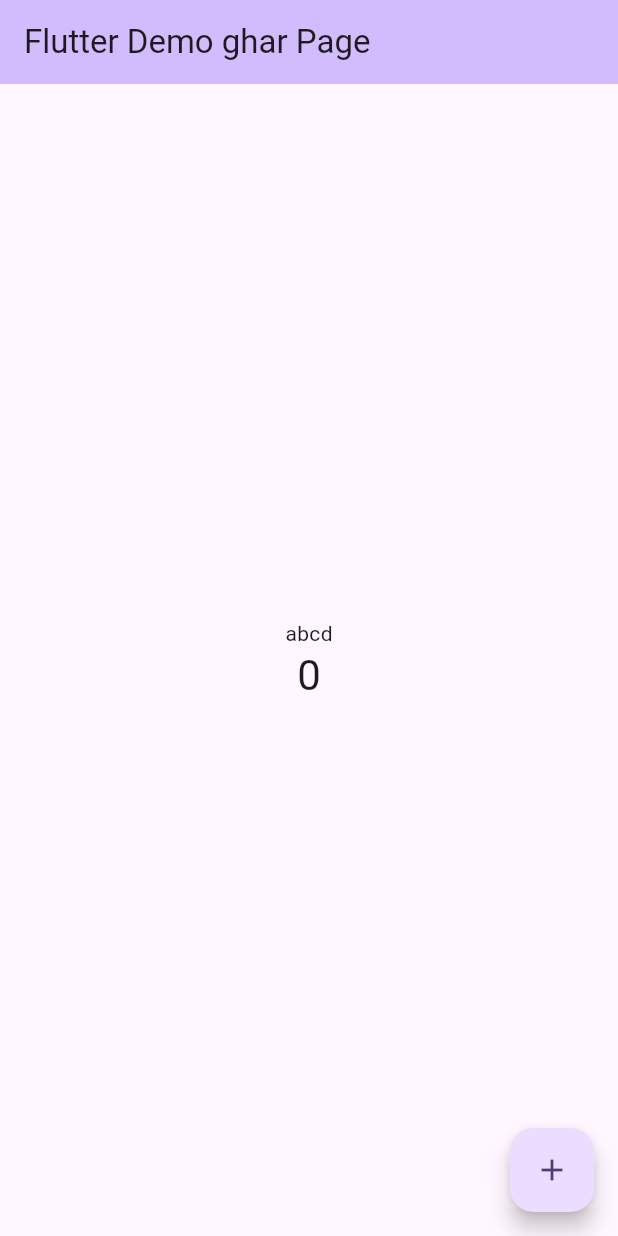
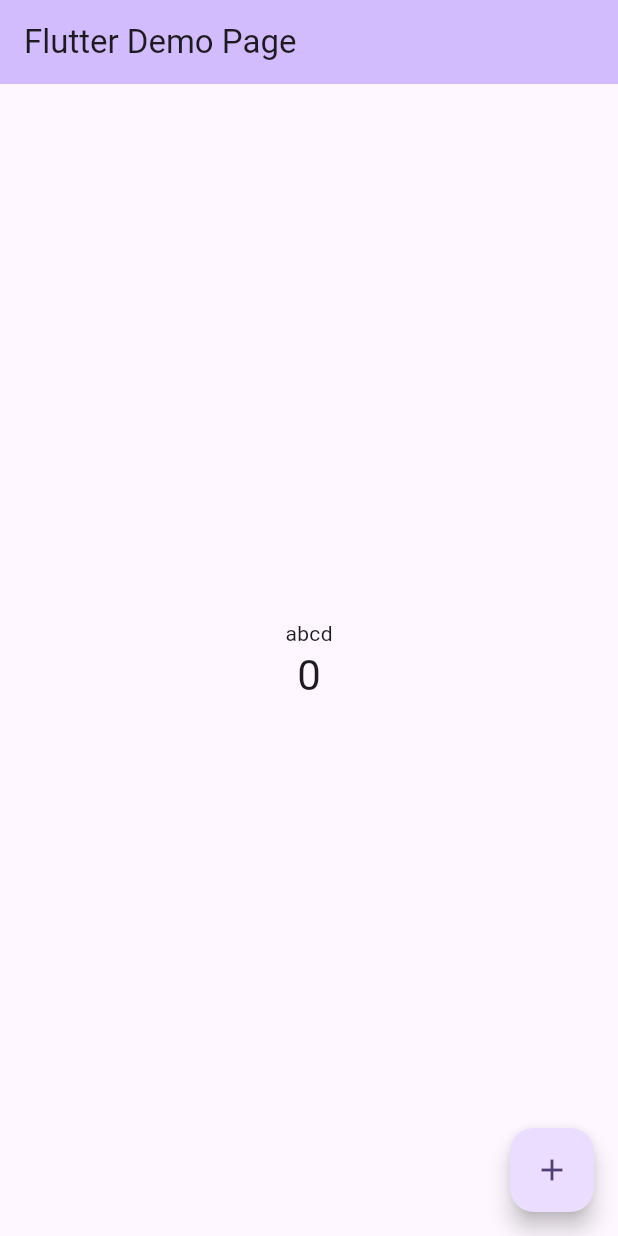
Before and after one commit to projectdoon/doonproject, a Flutter app: the screen it shows after launch, on a phone screen of 412 x 824 dp. Run offline on Flutter 3.47's test engine with Material 3 defaults, Android fonts, the phone set to English and light mode, and no system bars.

```diff
--- a/lib/main.dart
+++ b/lib/main.dart
@@ -18,7 +18,7 @@ class MyApp extends StatelessWidget {
         colorScheme: ColorScheme.fromSeed(seedColor: Colors.deepPurple),
         useMaterial3: true,
       ),
-      home: const MyHomePage(title: 'Flutter Demo ghar Page'),
+      home: const MyHomePage(title: 'Flutter Demo Page'),
     );
   }
 }
```
Also changed, not shown: pubspec.lock, 1 other file.
